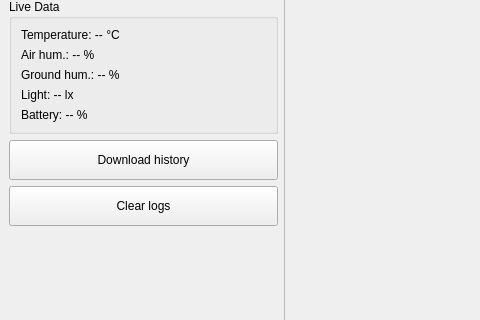
Above: Plant/mainwindow.ui from bol0o/plant-stats before the change; both pictures show x 0 to 480 and y 260 to 580 of the 1100 by 700 pixel window. Below: the same form after it.
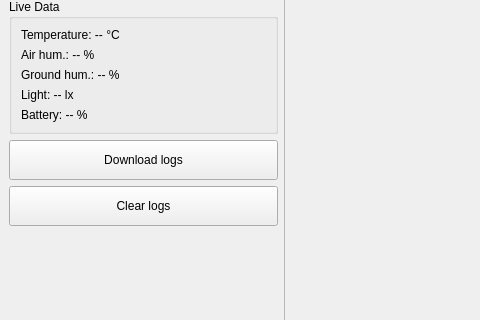
That is the form after the change.

Commit message: Update readme and qt gui photo

The edit to the form file:
```diff
--- a/Plant/mainwindow.ui
+++ b/Plant/mainwindow.ui
@@ -108,7 +108,7 @@
          </size>
         </property>
         <property name="text">
-         <string>Download history</string>
+         <string>Download logs</string>
         </property>
        </widget>
       </item>
```
The commit also changes 2 other files.
